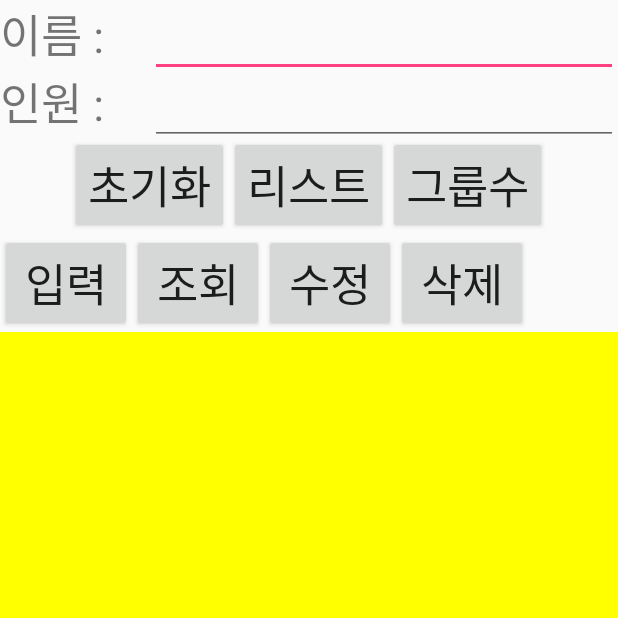
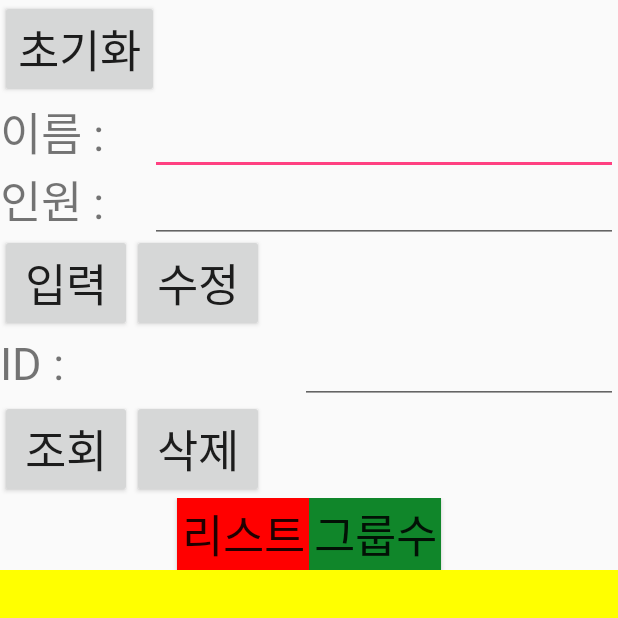
Before and after one commit to pakjkwan/MyApp2, an Android app: the GroupActivity screen opened directly, with no data from a screen before it, on a phone screen of 412 x 824 dp, the top half of it. Run offline under Robolectric (Android 15) with nearby library versions, the phone set to English and light mode, and no system bars.

Commit message:
16.06.18. 버튼 위치 바꿈

```diff
--- a/app/src/main/java/com/hanbit/user/myapp2/group/GroupActivity.java
+++ b/app/src/main/java/com/hanbit/user/myapp2/group/GroupActivity.java
@@ -15,7 +15,7 @@ import com.hanbit.user.myapp2.R;
 public class GroupActivity extends Activity implements View.OnClickListener{
     GroupDBHelper  groupHelper = new GroupDBHelper(GroupActivity.this);
     public SQLiteDatabase db;
-    EditText etName,etNum,etResult;
+    EditText etName,etNum,etResult,etID;
     Cursor cursor;
     @Override
     protected void onCreate(Bundle savedInstanceState) {
@@ -24,6 +24,7 @@ public class GroupActivity extends Activity implements View.OnClickListener{
         etName = (EditText) findViewById(R.id.etName);
         etNum = (EditText) findViewById(R.id.etNum);
         etResult = (EditText) findViewById(R.id.etResult);
+        etID = (EditText) findViewById(R.id.etID);
         ((Button)findViewById(R.id.btInit)).setOnClickListener(this);
         ((Button)findViewById(R.id.btInsert)).setOnClickListener(this);
         ((Button)findViewById(R.id.btFind)).setOnClickListener(this);
@@ -50,7 +51,7 @@ public class GroupActivity extends Activity implements View.OnClickListener{
                 break;
             case R.id.btFind : // 조회
                 db = groupHelper.getReadableDatabase();
-                cursor = db.rawQuery("SELECT * FROM girl_group WHERE name = '"+etName.getText()+"';",null);
+                cursor = db.rawQuery("SELECT * FROM girl_group WHERE _id = "+etID.getText()+";",null);
                 while(cursor.moveToNext()){
                     id = String.valueOf(cursor.getInt(0));
                     name = cursor.getString(1);
@@ -66,7 +67,7 @@ public class GroupActivity extends Activity implements View.OnClickListener{
                 break;
             case R.id.btDelete : // 삭제
                 db = groupHelper.getWritableDatabase();
-                db.execSQL("DELETE FROM girl_group WHERE _id = "+etNum.getText());
+                db.execSQL("DELETE FROM girl_group WHERE _id = "+etID.getText());
                 etResult.setText("삭제 완료");
                 db.close();
                 break;
@@ -85,7 +86,7 @@ public class GroupActivity extends Activity implements View.OnClickListener{
                 cursor.close();
                 db.close();
                 break;
-            case R.id.btCount : // 삭제
+            case R.id.btCount : // 갯수
                 db = groupHelper.getReadableDatabase();
                 cursor = db.rawQuery("SELECT * FROM girl_group;",null);
                 int count = cursor.getCount();
--- a/app/src/main/res/layout/activity_group.xml
+++ b/app/src/main/res/layout/activity_group.xml
@@ -3,7 +3,12 @@
     android:layout_width="match_parent"
     android:orientation="vertical"
     xmlns:android="http://schemas.android.com/apk/res/android">
-
+    <Button
+        android:layout_width="wrap_content"
+        android:layout_height="wrap_content"
+        android:text="초기화"
+        android:textSize="30dp"
+        android:id="@+id/btInit"/>
     <LinearLayout
         android:layout_width="match_parent"
         android:layout_height="wrap_content"
@@ -34,60 +39,76 @@
 </LinearLayout>
     <LinearLayout
         android:layout_width="match_parent"
+        android:layout_height="wrap_content"
+        android:orientation="horizontal">
+    <Button
+        android:layout_width="wrap_content"
+        android:layout_height="wrap_content"
+        android:text="입력"
+        android:textSize="30dp"
+        android:id="@+id/btInsert"/>
+    <Button
+        android:layout_width="wrap_content"
+        android:layout_height="wrap_content"
+        android:text="수정"
+        android:textSize="30dp"
+        android:id="@+id/btUpdate"/>
+        </LinearLayout>
+    <LinearLayout
+        android:layout_width="match_parent"
+        android:layout_height="wrap_content"
+        android:orientation="horizontal">
+    <TextView
+        android:layout_width="200dp"
+        android:layout_height="wrap_content"
+        android:textSize="30dp"
+        android:text="ID : "/>
+
+    <EditText
+        android:layout_width="match_parent"
+        android:layout_height="wrap_content"
+        android:id="@+id/etID"/>
+    </LinearLayout>
+    <LinearLayout
+        android:layout_width="match_parent"
+        android:layout_height="wrap_content"
+        android:orientation="horizontal">
+    <Button
+        android:layout_width="wrap_content"
+        android:layout_height="wrap_content"
+        android:text="조회"
+        android:textSize="30dp"
+        android:id="@+id/btFind"/>
+    <Button
+        android:layout_width="wrap_content"
+        android:layout_height="wrap_content"
+        android:text="삭제"
+        android:textSize="30dp"
+        android:id="@+id/btDelete"/>
+    </LinearLayout>
+    <LinearLayout
+        android:layout_width="match_parent"
         android:orientation="horizontal"
         android:layout_height="wrap_content"
         android:gravity="center_horizontal">
-        <Button
-            android:layout_width="wrap_content"
-            android:layout_height="wrap_content"
-            android:text="초기화"
-            android:textSize="30dp"
-            android:id="@+id/btInit"/>
+
         <Button
             android:layout_width="wrap_content"
             android:layout_height="wrap_content"
             android:text="리스트"
+            android:background="#FF0000"
             android:textSize="30dp"
             android:id="@+id/btList"/>
         <Button
             android:layout_width="wrap_content"
             android:layout_height="wrap_content"
             android:text="그룹수"
+            android:background="#10862a"
             android:textSize="30dp"
             android:id="@+id/btCount"/>
 
     </LinearLayout>
 
-    <LinearLayout
-        android:layout_width="match_parent"
-        android:layout_height="wrap_content"
-        android:orientation="horizontal">
-
-        <Button
-            android:layout_width="wrap_content"
-            android:layout_height="wrap_content"
-            android:text="입력"
-            android:textSize="30dp"
-            android:id="@+id/btInsert"/>
-        <Button
-            android:layout_width="wrap_content"
-            android:layout_height="wrap_content"
-            android:text="조회"
-            android:textSize="30dp"
-            android:id="@+id/btFind"/>
-        <Button
-            android:layout_width="wrap_content"
-            android:layout_height="wrap_content"
-            android:text="수정"
-            android:textSize="30dp"
-            android:id="@+id/btUpdate"/>
-        <Button
-            android:layout_width="wrap_content"
-            android:layout_height="wrap_content"
-            android:text="삭제"
-            android:textSize="30dp"
-            android:id="@+id/btDelete"/>
-    </LinearLayout>
     <EditText
         android:layout_width="match_parent"
         android:layout_height="wrap_content"
```
